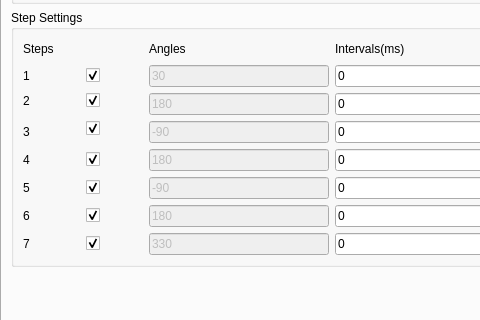
hmj6639/dz, file ui/mainwindow.ui: the form before one commit; both pictures show x 0 to 480 and y 161 to 481 of the 876 by 616 pixel window.
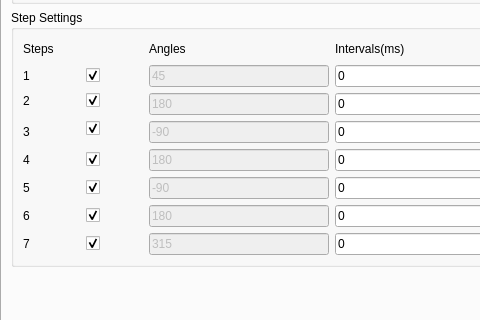
The form after the commit. The open tabs and pages were chosen to show the change. Icons and pictures are not drawn.

Diff of the .ui file:
```diff
--- a/ui/mainwindow.ui
+++ b/ui/mainwindow.ui
@@ -917,7 +917,7 @@
               </size>
              </property>
              <property name="text">
-              <string>30</string>
+              <string>45</string>
              </property>
             </widget>
            </item>
@@ -1239,7 +1239,7 @@
               </sizepolicy>
              </property>
              <property name="text">
-              <string>330</string>
+              <string>315</string>
              </property>
             </widget>
            </item>
```
Left out of the diff: 13 changed lines with no effect on the pictures.
